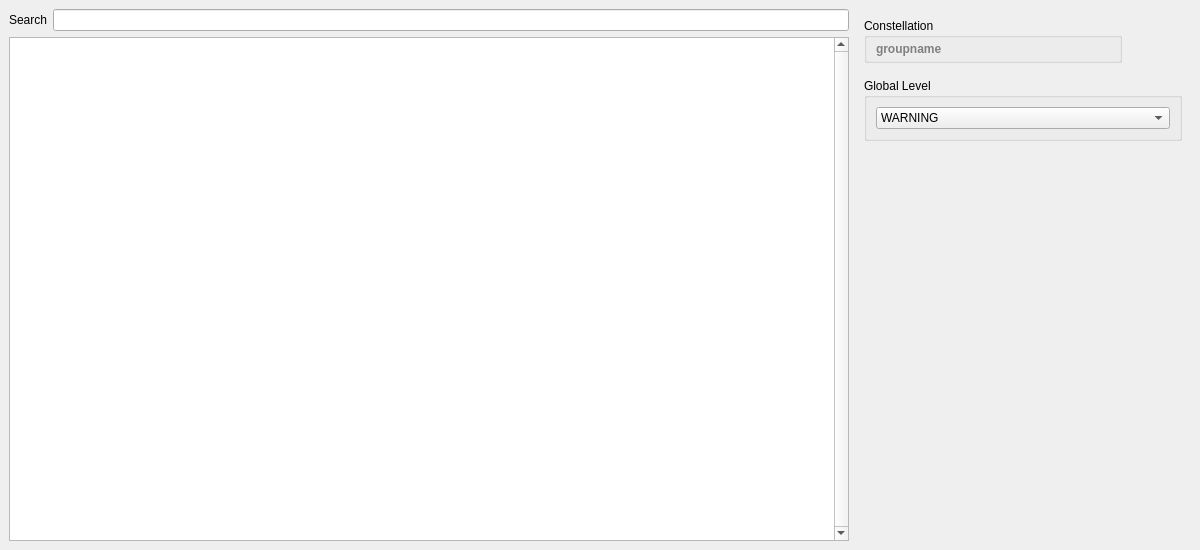
Old version of the form cxx/listeners/Observatory/Observatory.ui in the repository constellation-daq/Constellation.
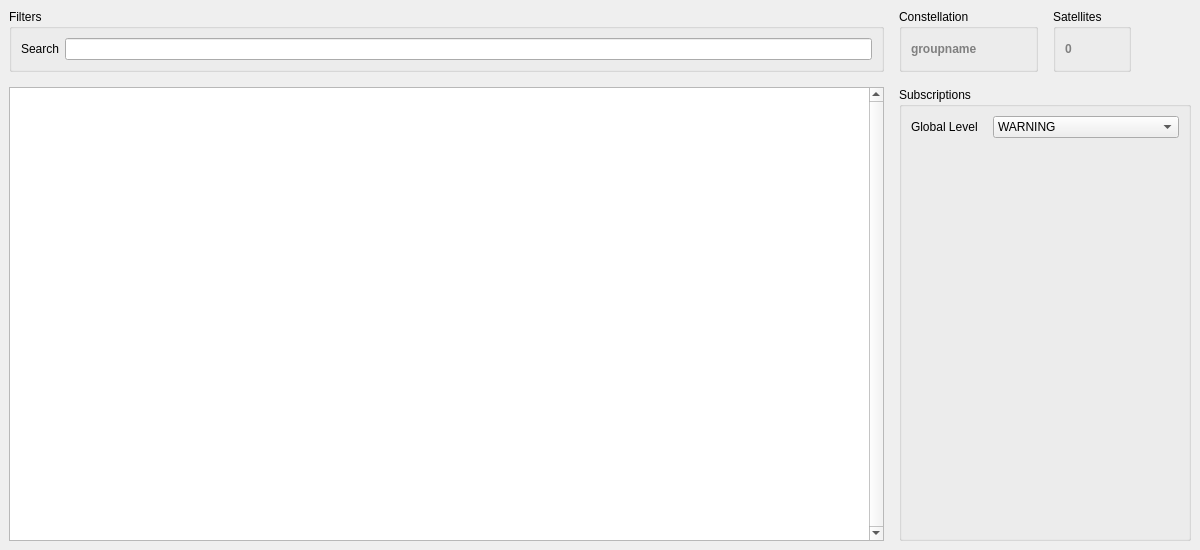
New version of the form. Icons and pictures are not drawn.

```diff
--- a/cxx/listeners/Observatory/Observatory.ui
+++ b/cxx/listeners/Observatory/Observatory.ui
@@ -26,92 +26,34 @@
      <number>9</number>
     </property>
     <item>
-     <layout class="QHBoxLayout" name="horizontalLayout_3" stretch="5,2">
+     <layout class="QGridLayout" name="gridLayout_3" rowstretch="0,0,0" columnstretch="6,2">
       <property name="leftMargin">
        <number>0</number>
       </property>
       <property name="topMargin">
        <number>0</number>
-      </property>
-      <item>
-       <layout class="QHBoxLayout" name="horizontalLayout">
-        <item>
-         <layout class="QVBoxLayout" name="verticalLayout">
-          <item>
-           <layout class="QHBoxLayout" name="horizontalLayout_2">
-            <property name="topMargin">
-             <number>0</number>
-            </property>
-            <item>
-             <widget class="QLabel" name="searchLabel">
-              <property name="text">
-               <string>Search</string>
-              </property>
-             </widget>
-            </item>
-            <item>
-             <widget class="QLineEdit" name="searchTxt"/>
-            </item>
-           </layout>
-          </item>
-          <item>
-           <widget class="QTreeView" name="viewLog">
-            <property name="verticalScrollBarPolicy">
-             <enum>Qt::ScrollBarAlwaysOn</enum>
-            </property>
-            <property name="selectionMode">
-             <enum>QAbstractItemView::ExtendedSelection</enum>
-            </property>
-            <property name="rootIsDecorated">
-             <bool>false</bool>
-            </property>
-            <property name="sortingEnabled">
-             <bool>true</bool>
-            </property>
-            <property name="allColumnsShowFocus">
-             <bool>true</bool>
-            </property>
-           </widget>
-          </item>
-         </layout>
-        </item>
-       </layout>
-      </item>
-      <item>
-       <layout class="QVBoxLayout" name="verticalLayout_2">
-        <property name="spacing">
-         <number>0</number>
-        </property>
-        <property name="leftMargin">
-         <number>0</number>
-        </property>
-        <property name="topMargin">
-         <number>0</number>
-        </property>
-        <property name="rightMargin">
-         <number>0</number>
-        </property>
-        <property name="bottomMargin">
-         <number>0</number>
-        </property>
-        <item>
-         <layout class="QGridLayout" name="gridLayout_2">
-          <property name="leftMargin">
-           <number>9</number>
-          </property>
-          <property name="topMargin">
-           <number>9</number>
-          </property>
-          <property name="rightMargin">
-           <number>9</number>
-          </property>
-          <property name="bottomMargin">
-           <number>9</number>
           </property>
           <property name="spacing">
            <number>15</number>
           </property>
           <item row="0" column="1">
+       <layout class="QGridLayout" name="gridLayout_2" columnstretch="6,2,1">
+        <property name="leftMargin">
+         <number>0</number>
+        </property>
+        <property name="topMargin">
+         <number>0</number>
+        </property>
+        <property name="rightMargin">
+         <number>0</number>
+        </property>
+        <property name="bottomMargin">
+         <number>0</number>
+        </property>
+        <property name="spacing">
+         <number>15</number>
+        </property>
+        <item row="0" column="2">
            <widget class="QLabel" name="logo">
             <property name="sizePolicy">
              <sizepolicy hsizetype="Fixed" vsizetype="Fixed">
@@ -145,11 +87,17 @@
           <item row="0" column="0">
            <widget class="QGroupBox" name="groupBox">
             <property name="sizePolicy">
-             <sizepolicy hsizetype="Preferred" vsizetype="Minimum">
-              <horstretch>1</horstretch>
+           <sizepolicy hsizetype="Preferred" vsizetype="Preferred">
+            <horstretch>0</horstretch>
               <verstretch>0</verstretch>
              </sizepolicy>
             </property>
+          <property name="minimumSize">
+           <size>
+            <width>0</width>
+            <height>63</height>
+           </size>
+          </property>
             <property name="title">
              <string>Constellation</string>
             </property>
@@ -176,47 +124,17 @@
             </layout>
            </widget>
           </item>
-          <item row="1" column="0" colspan="2">
-           <widget class="QGroupBox" name="groupBox_2">
+        <item row="0" column="1">
+         <widget class="QGroupBox" name="satelliteBox">
             <property name="title">
-             <string>Global Level</string>
-            </property>
-            <layout class="QHBoxLayout" name="horizontalLayout_5">
+           <string>Satellites</string>
+          </property>
+          <layout class="QHBoxLayout" name="horizontalLayout_3">
              <item>
-              <widget class="QComboBox" name="globalLevel">
-               <property name="currentIndex">
-                <number>3</number>
-               </property>
-               <item>
+            <widget class="QLabel" name="labelNrSatellites">
                 <property name="text">
-                 <string>TRACE</string>
-                </property>
-               </item>
-               <item>
-                <property name="text">
-                 <string>DEBUG</string>
-                </property>
-               </item>
-               <item>
-                <property name="text">
-                 <string>INFO</string>
-                </property>
-               </item>
-               <item>
-                <property name="text">
-                 <string>WARNING</string>
-                </property>
-               </item>
-               <item>
-                <property name="text">
-                 <string>STATUS</string>
-                </property>
-               </item>
-               <item>
-                <property name="text">
-                 <string>CRITICAL</string>
-                </property>
-               </item>
+              <string>&lt;font color='gray'&gt;&lt;b&gt;0&lt;/b&gt;&lt;/font&gt;</string>
+             </property>
               </widget>
              </item>
             </layout>
@@ -224,18 +142,92 @@
           </item>
          </layout>
         </item>
-        <item>
-         <layout class="QGridLayout" name="gridLayout">
+      <item row="0" column="0">
+       <layout class="QHBoxLayout" name="horizontalLayout_2">
+        <property name="spacing">
+         <number>15</number>
+        </property>
+        <property name="leftMargin">
+         <number>0</number>
+        </property>
           <property name="topMargin">
-           <number>10</number>
+         <number>0</number>
+        </property>
+        <property name="rightMargin">
+         <number>0</number>
           </property>
           <property name="bottomMargin">
-           <number>10</number>
-          </property>
-          <property name="verticalSpacing">
-           <number>20</number>
+         <number>0</number>
+        </property>
+        <item>
+         <widget class="QGroupBox" name="groupBox_3">
+          <property name="sizePolicy">
+           <sizepolicy hsizetype="Preferred" vsizetype="Preferred">
+            <horstretch>0</horstretch>
+            <verstretch>0</verstretch>
+           </sizepolicy>
           </property>
-          <item row="0" column="0">
+          <property name="minimumSize">
+           <size>
+            <width>0</width>
+            <height>63</height>
+           </size>
+          </property>
+          <property name="title">
+           <string>Filters</string>
+          </property>
+          <layout class="QHBoxLayout" name="horizontalLayout">
+           <item>
+            <widget class="QLabel" name="searchLabel">
+             <property name="text">
+              <string>Search</string>
+             </property>
+            </widget>
+           </item>
+           <item>
+            <widget class="QLineEdit" name="searchTxt">
+             <property name="sizePolicy">
+              <sizepolicy hsizetype="Expanding" vsizetype="Preferred">
+               <horstretch>0</horstretch>
+               <verstretch>0</verstretch>
+              </sizepolicy>
+             </property>
+            </widget>
+           </item>
+          </layout>
+         </widget>
+        </item>
+       </layout>
+      </item>
+      <item row="2" column="0">
+       <widget class="QTreeView" name="viewLog">
+        <property name="verticalScrollBarPolicy">
+         <enum>Qt::ScrollBarAlwaysOn</enum>
+        </property>
+        <property name="selectionMode">
+         <enum>QAbstractItemView::ExtendedSelection</enum>
+        </property>
+        <property name="rootIsDecorated">
+         <bool>false</bool>
+        </property>
+        <property name="sortingEnabled">
+         <bool>true</bool>
+        </property>
+        <property name="allColumnsShowFocus">
+         <bool>true</bool>
+        </property>
+       </widget>
+      </item>
+      <item row="2" column="1">
+       <widget class="QGroupBox" name="groupBox_4">
+        <property name="title">
+         <string>Subscriptions</string>
+        </property>
+        <layout class="QGridLayout" name="gridLayout_4" columnstretch="1,3">
+         <property name="spacing">
+          <number>15</number>
+         </property>
+         <item row="1" column="1">
            <spacer name="verticalSpacer">
             <property name="orientation">
              <enum>Qt::Vertical</enum>
@@ -251,9 +243,52 @@
             </property>
            </spacer>
           </item>
-         </layout>
-        </item>
-       </layout>
+         <item row="0" column="1">
+          <widget class="QComboBox" name="globalLevel">
+           <property name="currentIndex">
+            <number>3</number>
+           </property>
+           <item>
+            <property name="text">
+             <string>TRACE</string>
+            </property>
+           </item>
+           <item>
+            <property name="text">
+             <string>DEBUG</string>
+            </property>
+           </item>
+           <item>
+            <property name="text">
+             <string>INFO</string>
+            </property>
+           </item>
+           <item>
+            <property name="text">
+             <string>WARNING</string>
+            </property>
+           </item>
+           <item>
+            <property name="text">
+             <string>STATUS</string>
+            </property>
+           </item>
+           <item>
+            <property name="text">
+             <string>CRITICAL</string>
+            </property>
+           </item>
+          </widget>
+         </item>
+         <item row="0" column="0">
+          <widget class="QLabel" name="label">
+           <property name="text">
+            <string>Global Level</string>
+           </property>
+          </widget>
+         </item>
+        </layout>
+       </widget>
       </item>
      </layout>
     </item>
```
Left out of the diff: 2 changed lines with no effect on the pictures. Lines whose indentation alone changed are shown as unchanged.
